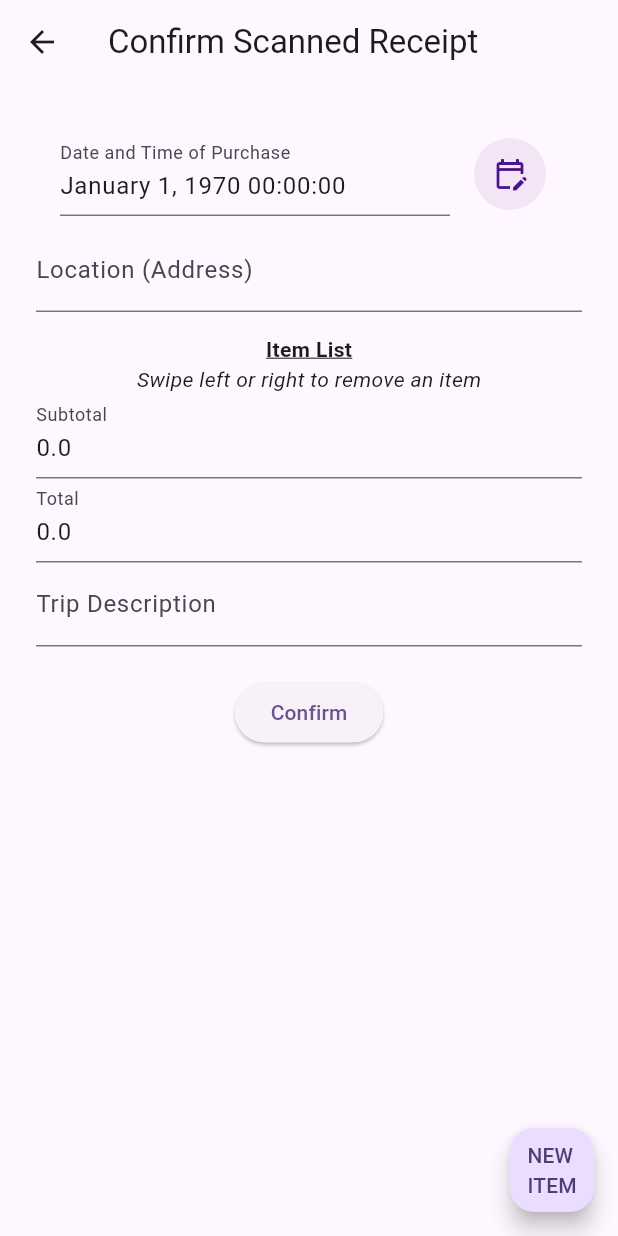
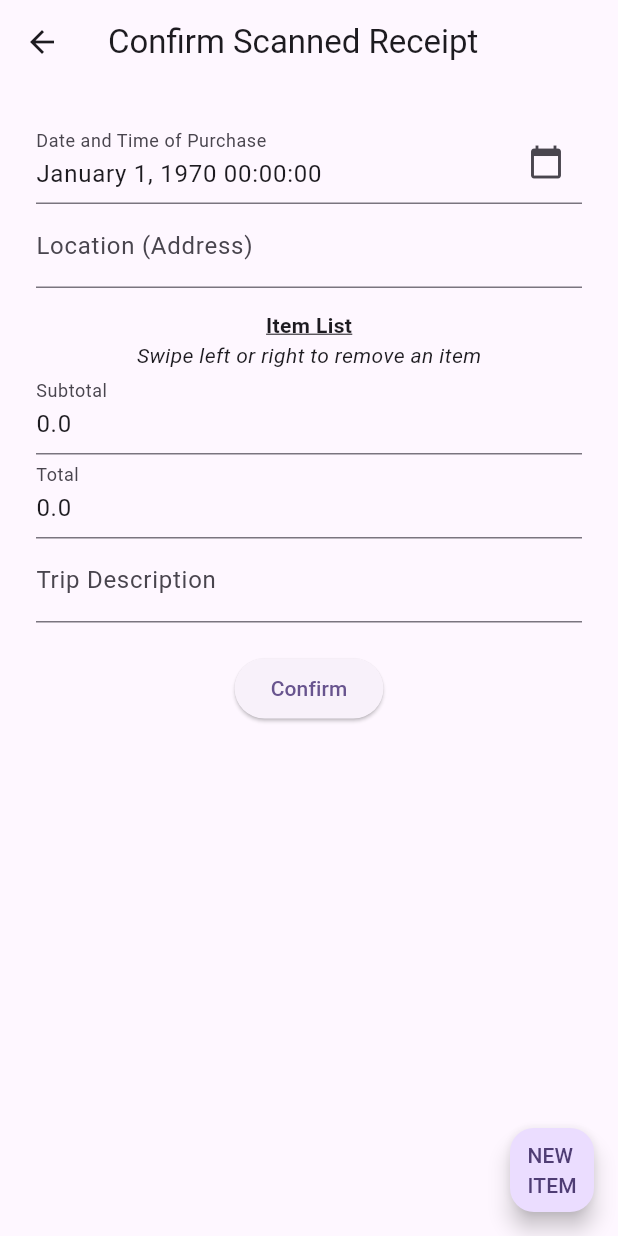
Before and after one commit to allanfang1/grocery_spending_tracker_app, a Flutter app: the ConfirmReceipt screen opened directly with empty values, on a phone screen of 412 x 824 dp. Run offline on Flutter 3.47's test engine with Material 3 defaults, Android fonts, the phone set to English and light mode, and no system bars; our stand-ins replace camera, flutter_riverpod, image_picker, permission_handler, persistent_bottom_nav_bar, riverpod_annotation; missing offline and left inert: flutter_cupertino_datetime_picker, google_mlkit_text_recognition; generated files the repository leaves out were written again.

Commit message:
various ui ux tweaks

```diff
--- a/lib/pages/analytics/goals_list.dart
+++ b/lib/pages/analytics/goals_list.dart
@@ -2,6 +2,7 @@ import 'package:flutter/material.dart';
 import 'package:flutter_riverpod/flutter_riverpod.dart';
 import 'package:grocery_spending_tracker_app/common/constants.dart';
 import 'package:grocery_spending_tracker_app/common/helper.dart';
+import 'package:grocery_spending_tracker_app/common/loading_overlay.dart';
 import 'package:grocery_spending_tracker_app/pages/analytics/create_goal.dart';
 import 'package:grocery_spending_tracker_app/service/analytics_service_controller.dart';
 
@@ -105,7 +106,8 @@ class GoalsList extends ConsumerWidget {
         floatingActionButton: FloatingActionButton(
           onPressed: () => Navigator.of(context).push(
             MaterialPageRoute(
-              builder: (context) => const CreateGoal(),
+              builder: (context) =>
+                  const LoadingOverlay(child: CreateGoal()),
             ),
           ),
           child: Icon(Icons.add),
--- a/lib/pages/trips/capture_receipt.dart
+++ b/lib/pages/trips/capture_receipt.dart
@@ -240,7 +240,8 @@ class _CaptureReceiptState extends State<CaptureReceipt>
 
       await navigator.push(MaterialPageRoute(
           builder: (context) => LoadingOverlay(
-              child: ConfirmReceipt(tripData: formattedReceipt))));
+                child: ConfirmReceipt(tripData: formattedReceipt),
+              )));
     } catch (e) {
       loading.hide();
       await _cameraController!.resumePreview();
--- a/lib/pages/trips/confirm_receipt.dart
+++ b/lib/pages/trips/confirm_receipt.dart
@@ -64,24 +64,17 @@ class _ConfirmReceiptState extends ConsumerState<ConfirmReceipt> {
     var textValue = TextEditingController();
     textValue.text = _dateTimeString.value;
 
-    return ListTile(
-        title: ValueListenableBuilder<String>(
+    return ValueListenableBuilder<String>(
         valueListenable: _dateTimeString,
         builder: (context, String value, Widget? child) {
           return TextField(
             readOnly: true,
             decoration: const InputDecoration(
               labelText: Constants.DATE_TIME_LABEL,
+              floatingLabelBehavior: FloatingLabelBehavior.always,
+              suffixIcon: Icon(Icons.calendar_today)
             ),
-                controller: textValue,
-              );
-            }),
-        trailing: Material(
-          child: Ink(
-            decoration: ShapeDecoration(
-                color: Colors.purple[50], shape: const CircleBorder()),
-            child: IconButton(
-              onPressed: () {
+            onTap: () {
               return DatePicker.showDatePicker(context,
                   pickerTheme: DateTimePickerTheme(
                       pickerHeight: MediaQuery.of(context).size.height / 2),
@@ -99,11 +92,9 @@ class _ConfirmReceiptState extends ConsumerState<ConfirmReceipt> {
                     });
                   });
             },
-              icon: const Icon(Icons.edit_calendar_outlined),
-              color: Colors.purple[900],
-            ),
-          ),
-        ));
+            controller: textValue,
+          );
+        });
   }
 
   Widget _buildLocation() {
@@ -443,8 +434,8 @@ class _ConfirmReceiptState extends ConsumerState<ConfirmReceipt> {
 
       loading.hide();
 
-      await navigator.push(MaterialPageRoute(
-          builder: (context) => const AppNavigation()));
+      await navigator
+          .push(MaterialPageRoute(builder: (context) => const AppNavigation()));
     } else {
       loading.hide();
       scaffold.showSnackBar(const SnackBar(
--- a/lib/pages/trips/new_trip.dart
+++ b/lib/pages/trips/new_trip.dart
@@ -38,7 +38,7 @@ class _NewTrip extends State<NewTrip> {
                 child: OutlinedButton(
                   onPressed: () {
                     PersistentNavBarNavigator.pushNewScreen(context,
-                        screen: LoadingOverlay(child: CaptureReceipt()),
+                        screen: const LoadingOverlay(child: CaptureReceipt()),
                         withNavBar: false);
                   },
                   child: const Text('Take Photo'),
@@ -80,8 +80,8 @@ class _NewTrip extends State<NewTrip> {
       loading.hide();
 
       PersistentNavBarNavigator.pushNewScreen(context,
-          screen:
-              LoadingOverlay(child: ConfirmReceipt(tripData: formattedReceipt)),
+          screen: LoadingOverlay(
+              child: ConfirmReceipt(tripData: formattedReceipt)),
           withNavBar: false);
     } catch (e) {
       loading.hide();
--- a/lib/pages/user/register.dart
+++ b/lib/pages/user/register.dart
@@ -166,8 +166,8 @@ class _RegisterPage extends State<RegisterPage> {
                   onTap: () {
                     Navigator.of(context).push(
                       MaterialPageRoute(
-                        builder: (context) =>
-                            const LoadingOverlay(child: LoginPage()),
+                        builder: (context) => const LoadingOverlay(
+                            child: LoginPage()),
                       ),
                     );
                   },
```
Also changed, not shown: lib/pages/analytics/create_goal.dart (+9 -0 lines), lib/pages/home.dart (+0 -23 lines), lib/pages/user/edit_profile.dart (+15 -0 lines), lib/pages/user/login.dart (+3 -4 lines). Lines whose indentation alone changed are shown as unchanged.
